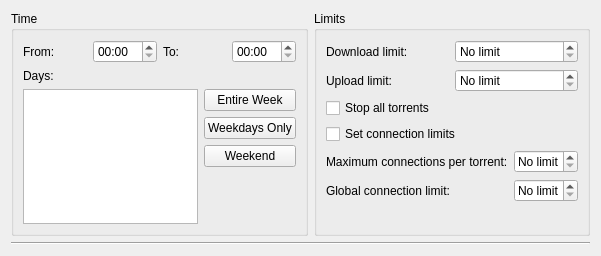
Before: the Qt Designer form plugins/bwscheduler/additemdlg.ui in KDE/ktorrent, drawn with Qt 5.
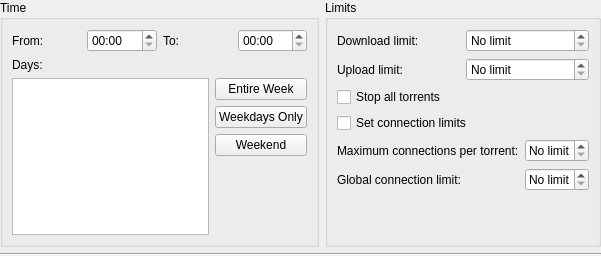
After: the same form once the commit is applied.

Diff of the .ui file:
```diff
--- a/plugins/bwscheduler/additemdlg.ui
+++ b/plugins/bwscheduler/additemdlg.ui
@@ -13,6 +13,9 @@
    <string>Add a new item to the schedule</string>
   </property>
   <layout class="QVBoxLayout" name="verticalLayout_4" >
+   <property name="margin" >
+    <number>0</number>
+   </property>
    <item>
     <layout class="QHBoxLayout" name="horizontalLayout_2" >
      <item>
```
